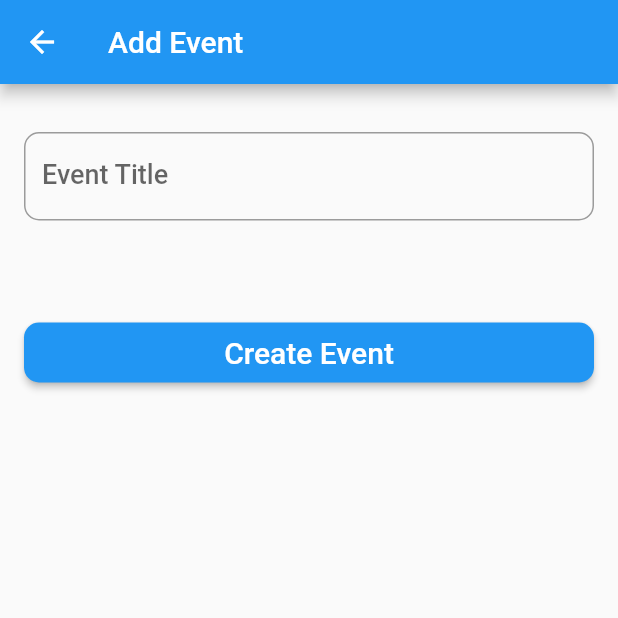
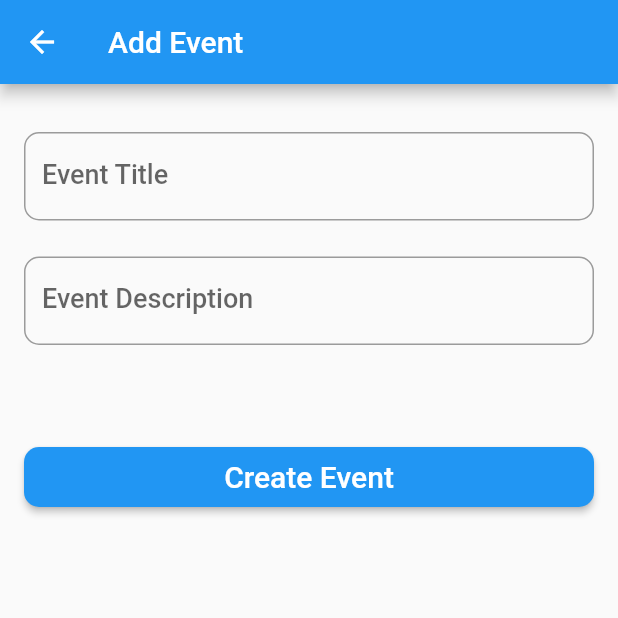
Before and after one commit to LukPle/flutter-demo-eventchecker, a Flutter app: the AddEvent screen opened directly, on a phone screen of 412 x 824 dp, the top half of it. Run offline on Flutter 3.47's test engine with Material 2 defaults, Android fonts, the phone set to English and light mode, and no system bars.

Commit message:
Added Description to the Event

```diff
--- a/lib/event.dart
+++ b/lib/event.dart
@@ -1,12 +1,14 @@
 class Event {
 
   String title;
-  // description;
+  String description;
   // date, time
   // location
   // type, outdoor, indoor
 
-  Event(this.title);
+  Event(this.title, this.description);
 
   getTitle() {return title;}
+
+  getDescription() {return description;}
 }
--- a/lib/event_add.dart
+++ b/lib/event_add.dart
@@ -11,6 +11,7 @@ class AddEvent extends StatefulWidget {
 class AddEventState extends State<AddEvent> {
 
   final titleController = TextEditingController();
+  final descriptionController = TextEditingController();
 
   Widget buildEmptySpace(double height) {
 
@@ -40,7 +41,7 @@ class AddEventState extends State<AddEvent> {
           minimumSize: const Size.fromHeight(40),
           shape: RoundedRectangleBorder(borderRadius: BorderRadius.circular(10))),
         onPressed: () {
-          Event event = Event(titleController.text);
+          Event event = Event(titleController.text.trim(), descriptionController.text.trim());
           Navigator.pop(context, event);
         }
     );
@@ -59,6 +60,8 @@ class AddEventState extends State<AddEvent> {
           children: [
             buildEmptySpace(16),
             buildTextField("Event Title", "Concert", titleController),
+            buildEmptySpace(24),
+            buildTextField("Event Description", "My favourite band", descriptionController),
             buildEmptySpace(64),
             buildButton("Create Event")
           ])
--- a/lib/event_list.dart
+++ b/lib/event_list.dart
@@ -25,7 +25,9 @@ class EventListState extends State<EventList> {
             return Card(
               child: ListTile(
                 title: Text(events[item].getTitle(),
-                    style: const TextStyle(fontSize: 18, fontWeight: FontWeight.w500))
+                    style: const TextStyle(fontSize: 18, fontWeight: FontWeight.w500)),
+                subtitle: Text(events[item].getDescription(),
+                    style: const TextStyle(fontSize: 14, fontWeight: FontWeight.w400))
               ),
             );
           }
```
